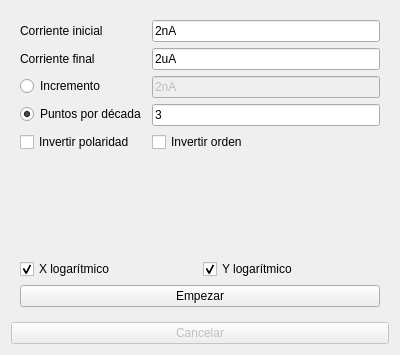
Above: vi.ui from ignamv/lfdm before the change. Below: the same form after it.
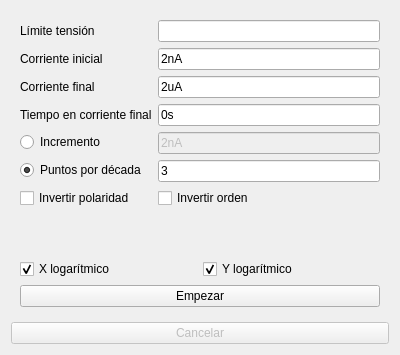
That is the form after the change.

Commit message:
VI_GUI cambios varios
Zero check en electrómetro
Configurar límite de tensión
Opción de permanecer en última corriente por un tiempo dado
Botón de terminar funciona

What changed in the file:
```diff
--- a/vi.ui
+++ b/vi.ui
@@ -29,35 +29,35 @@
      <layout class="QVBoxLayout" name="verticalLayout_2">
       <item>
        <layout class="QFormLayout" name="formLayout">
-        <item row="0" column="0">
+        <item row="1" column="0">
          <widget class="QLabel" name="label">
           <property name="text">
            <string>Corriente inicial</string>
           </property>
          </widget>
         </item>
-        <item row="0" column="1">
+        <item row="1" column="1">
          <widget class="QLineEdit" name="corriente_inicial">
           <property name="text">
            <string>2nA</string>
           </property>
          </widget>
         </item>
-        <item row="1" column="0">
+        <item row="2" column="0">
          <widget class="QLabel" name="label_2">
           <property name="text">
            <string>Corriente final</string>
           </property>
          </widget>
         </item>
-        <item row="1" column="1">
+        <item row="2" column="1">
          <widget class="QLineEdit" name="corriente_final">
           <property name="text">
            <string>2uA</string>
           </property>
          </widget>
         </item>
-        <item row="2" column="0">
+        <item row="4" column="0">
          <widget class="QRadioButton" name="lineal">
           <property name="text">
            <string>Incremento</string>
@@ -67,7 +67,7 @@
           </property>
          </widget>
         </item>
-        <item row="2" column="1">
+        <item row="4" column="1">
          <widget class="QLineEdit" name="incremento">
           <property name="enabled">
            <bool>false</bool>
@@ -77,7 +77,7 @@
           </property>
          </widget>
         </item>
-        <item row="3" column="0">
+        <item row="5" column="0">
          <widget class="QRadioButton" name="geometrico">
           <property name="text">
            <string>Puntos por década</string>
@@ -87,7 +87,7 @@
           </property>
          </widget>
         </item>
-        <item row="3" column="1">
+        <item row="5" column="1">
          <widget class="QLineEdit" name="puntos_por_decada">
           <property name="enabled">
            <bool>true</bool>
@@ -97,20 +97,44 @@
           </property>
          </widget>
         </item>
-        <item row="4" column="0">
+        <item row="6" column="0">
          <widget class="QCheckBox" name="invertir_polaridad">
           <property name="text">
            <string>Invertir polaridad</string>
           </property>
          </widget>
         </item>
-        <item row="4" column="1">
+        <item row="6" column="1">
          <widget class="QCheckBox" name="invertir_orden">
           <property name="text">
            <string>Invertir orden</string>
           </property>
          </widget>
         </item>
+        <item row="0" column="0">
+         <widget class="QLabel" name="label_3">
+          <property name="text">
+           <string>Límite tensión</string>
+          </property>
+         </widget>
+        </item>
+        <item row="0" column="1">
+         <widget class="QLineEdit" name="limite_tension"/>
+        </item>
+        <item row="3" column="0">
+         <widget class="QLabel" name="label_4">
+          <property name="text">
+           <string>Tiempo en corriente final</string>
+          </property>
+         </widget>
+        </item>
+        <item row="3" column="1">
+         <widget class="QLineEdit" name="estres">
+          <property name="text">
+           <string>0s</string>
+          </property>
+         </widget>
+        </item>
        </layout>
       </item>
       <item>
```
The commit also changes 1 other file.
